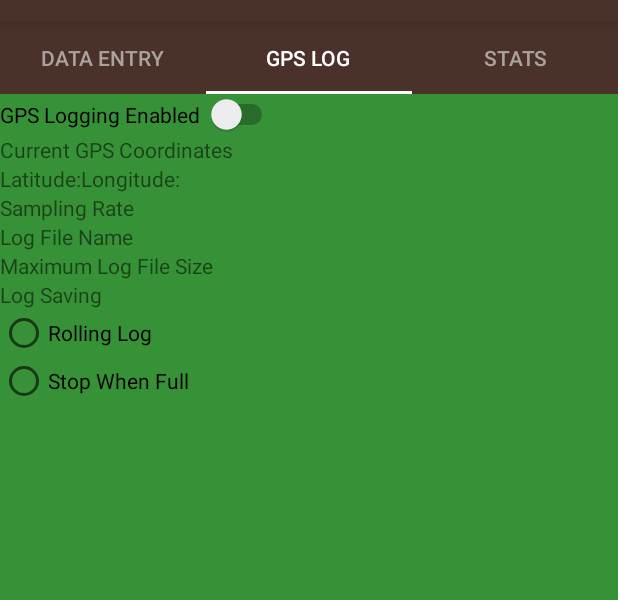
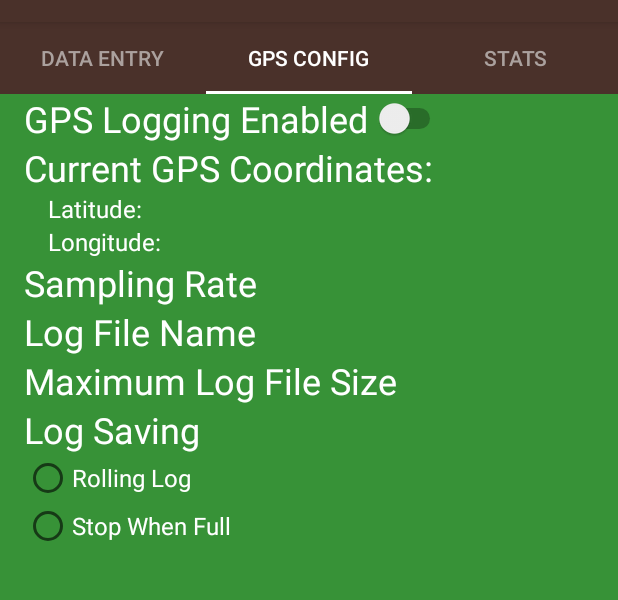
Before and after one commit to jhancock1975/StatsHarvest, an Android app: the screen it shows after launch (MainActivity), tab 2 chosen, on a phone screen of 412 x 824 dp, the part 62-662 px from its top. Run offline under Robolectric (Android 15) with nearby library versions, the light colour scheme and no system bars; 2 statements that could not run were skipped.

Commit message:
style gps config screen

```diff
--- a/app/src/main/java/com/kewlala/statsharvest/ColorsFragment.java
+++ b/app/src/main/java/com/kewlala/statsharvest/ColorsFragment.java
@@ -71,7 +71,6 @@ public class ColorsFragment extends Fragment {
     public void onStop() {
         super.onStop();
         Log.d("colors", "onstop mediaPlayer == " + mediaPlayer);
-        clickListener.releaseMediaPlayer();
 
     }
 }
--- a/app/src/main/java/com/kewlala/statsharvest/DataEntryFragment.java
+++ b/app/src/main/java/com/kewlala/statsharvest/DataEntryFragment.java
@@ -75,7 +75,7 @@ public class DataEntryFragment extends Fragment {
     public void onStop() {
         super.onStop();
         Log.d("numbers", "onstop mediaPlayer == " + mediaPlayer);
-        clickListener.releaseMediaPlayer();
+
 
     }
 }
--- a/app/src/main/java/com/kewlala/statsharvest/GpsLoggerConfigFragment.java
+++ b/app/src/main/java/com/kewlala/statsharvest/GpsLoggerConfigFragment.java
@@ -70,7 +70,7 @@ public class GpsLoggerConfigFragment extends Fragment {
     public void onStop() {
         super.onStop();
         Log.d("familiy", "onstop mediaPlayer == " + mediaPlayer);
-        clickListener.releaseMediaPlayer();
+
 
     }
 
--- a/app/src/main/java/com/kewlala/statsharvest/ListItemClickListener.java
+++ b/app/src/main/java/com/kewlala/statsharvest/ListItemClickListener.java
@@ -33,7 +33,6 @@ public class ListItemClickListener implements OnItemClickListener {
             Log.d("phrases", "audiofocus change i == " +  i);
             switch (i){
                 case AudioManager.AUDIOFOCUS_LOSS:
-                    releaseMediaPlayer();
                     break;
                 case AudioManager.AUDIOFOCUS_LOSS_TRANSIENT:
                 case AudioManager.AUDIOFOCUS_LOSS_TRANSIENT_CAN_DUCK:
@@ -57,14 +56,14 @@ public class ListItemClickListener implements OnItemClickListener {
     private MediaPlayer.OnCompletionListener completionListener = new MediaPlayer.OnCompletionListener() {
         @Override
         public void onCompletion(MediaPlayer mediaPlayer) {
-            releaseMediaPlayer();
+
         }
     };
 
     @Override
     public void onItemClick(AdapterView<?> adapterView, View view, int i, long l) {
         Log.d("numbers", "onCreate.onItemClick");
-        releaseMediaPlayer();
+
         mediaPlayer = MediaPlayer.create(context,
                 words.get(i).getSoundId());
          am = (AudioManager) context.getSystemService(Context.AUDIO_SERVICE);
@@ -82,24 +81,6 @@ public class ListItemClickListener implements OnItemClickListener {
         }
 
     }
-    public void releaseMediaPlayer() {
 
-        Log.d("releaseMediaPlayer", "mediaPlayer == " + mediaPlayer);
-
-        // If the media player is not null, then it may be currently playing a sound.
-        if (mediaPlayer != null) {
-            // Regardless of the current state of the media player, release its resources
-            // because we no longer need it.
-            mediaPlayer.release();
-
-            // Set the media player back to null. For our code, we've decided that
-            // setting the media player to null is an easy way to tell that the media player
-            // is not configured to play an audio file at the moment.
-            mediaPlayer = null;
-        }
-        if (this.am != null){
-            this.am.abandonAudioFocus(afChangeListener);
-        }
-    }
 
 }
--- a/app/src/main/java/com/kewlala/statsharvest/PhraseFragment.java
+++ b/app/src/main/java/com/kewlala/statsharvest/PhraseFragment.java
@@ -76,7 +76,6 @@ public class PhraseFragment extends Fragment {
     public void onStop() {
         super.onStop();
         Log.d("phrases  ", "onstop mediaPlayer == " + mediaPlayer);
-        clickListener.releaseMediaPlayer();
 
     }
 
--- a/app/src/main/res/layout/activity_main.xml
+++ b/app/src/main/res/layout/activity_main.xml
@@ -8,7 +8,7 @@
     android:orientation="vertical"
     tools:context="com.kewlala.statsharvest.MainActivity">
 
-    <!-- Numbers category -->
+    <!-- data entry -->
     <FrameLayout
         android:layout_width="match_parent"
         android:layout_height="wrap_content"
@@ -20,19 +20,20 @@
             android:text="@string/tab_title_data_entry" />
     </FrameLayout>
 
-    <!-- Family category -->
+    <!-- gps configure-->
     <FrameLayout
         android:layout_width="match_parent"
         android:layout_height="wrap_content"
-        android:background="@color/gps_config_layout_background">
+        android:background="@color/gps_config_layout_background"
+        android:theme="@style/NormalTextStyle">
         <TextView
-            android:id="@+id/family"
+            android:id="@+id/gps_config"
             style="@style/CategoryStyle"
             android:background="?android:attr/selectableItemBackground"
             android:text="@string/tab_title_configure_gps_logger" />
     </FrameLayout>
 
-    <!-- Colors category -->
+    <!-- stats -->
     <FrameLayout
         android:layout_width="match_parent"
         android:layout_height="wrap_content"
@@ -43,16 +44,4 @@
             android:background="?android:attr/selectableItemBackground"
             android:text="@string/tab_title_stats" />
     </FrameLayout>
-
-    <!-- Phrases category -->
-    <FrameLayout
-        android:layout_width="match_parent"
-        android:layout_height="wrap_content"
-        android:background="@color/category_phrases">
-        <TextView
-            android:id="@+id/phrases"
-            style="@style/CategoryStyle"
-            android:background="?android:attr/selectableItemBackground"
-            android:text="@string/category_phrases" />
-    </FrameLayout>
 </LinearLayout>
--- a/app/src/main/res/layout/gps_config_layout.xml
+++ b/app/src/main/res/layout/gps_config_layout.xml
@@ -3,38 +3,42 @@
     android:id="@+id/layout_gps_config_fragment_wrapper"
     android:layout_width="match_parent"
     android:layout_height="match_parent"
-    android:orientation="vertical">
+    android:paddingLeft="16dp"
+    android:paddingBottom="8dp"
+    android:orientation="vertical"
+    android:theme="@style/HeadingTextStyle">
 
     <Switch
         android:id="@+id/switch_gps_logging"
         android:layout_width="wrap_content"
         android:layout_height="wrap_content"
         android:switchPadding="4dp"
-        android:text="GPS Logging Enabled" />
+        style="@style/HeadingTextStyle"
+        android:text="@string/gps_logging_enabled" />
 
     <TextView
         android:layout_width="wrap_content"
         android:layout_height="wrap_content"
-        android:text="Current GPS Coordinates" />
+        android:text="@string/current_gps_coordinates" />
 
-    <LinearLayout
-        android:layout_width="wrap_content"
-        android:layout_height="wrap_content">
 
     <LinearLayout
         android:layout_width="wrap_content"
         android:layout_height="wrap_content"
+        android:paddingLeft="16dp"
         android:orientation="horizontal">
 
         <TextView
             android:layout_width="wrap_content"
             android:layout_height="wrap_content"
-                android:text="Latitude:" />
+            style="@style/NormalTextStyle"
+            android:text="@string/latitude" />
 
         <TextView
             android:id="@+id/layout_latitude_value"
             android:layout_width="wrap_content"
-                android:layout_height="wrap_content"/>
+            style="@style/NormalTextStyle"
+            android:layout_height="wrap_content" />
 
     </LinearLayout>
 
@@ -42,41 +46,43 @@
     <LinearLayout
         android:layout_width="wrap_content"
         android:layout_height="wrap_content"
+        android:paddingLeft="16dp"
         android:orientation="horizontal">
 
         <TextView
             android:layout_width="wrap_content"
             android:layout_height="wrap_content"
-                android:text="Longitude:" />
+            style="@style/NormalTextStyle"
+            android:text="@string/longitude" />
 
         <TextView
             android:id="@+id/layout_longitude_value"
             android:layout_width="wrap_content"
-                android:layout_height="wrap_content"/>
+            style="@style/NormalTextStyle"
+            android:layout_height="wrap_content" />
 
     </LinearLayout>
 
-    </LinearLayout>
 
     <TextView
         android:layout_width="wrap_content"
         android:layout_height="wrap_content"
-        android:text="Sampling Rate" />
+        android:text="@string/sampling_rate" />
 
     <TextView
         android:layout_width="wrap_content"
         android:layout_height="wrap_content"
-        android:text="Log File Name" />
+        android:text="@string/log_file_name" />
 
     <TextView
         android:layout_width="wrap_content"
         android:layout_height="wrap_content"
-        android:text="Maximum Log File Size" />
+        android:text="@string/maximum_log_file_size" />
 
     <TextView
         android:layout_width="wrap_content"
         android:layout_height="wrap_content"
-        android:text="Log Saving" />
+        android:text="@string/log_saving" />
 
     <RadioGroup
         android:layout_width="wrap_content"
@@ -84,13 +90,15 @@
         android:orientation="vertical">
 
         <RadioButton
+            style="@style/NormalTextStyle"
             android:layout_width="wrap_content"
             android:layout_height="wrap_content"
-            android:text="Rolling Log" />
+            android:text="@string/rolling_log" />
 
         <RadioButton
+            style="@style/NormalTextStyle"
             android:layout_width="wrap_content"
             android:layout_height="wrap_content"
-            android:text="Stop When Full" />
+            android:text="@string/stop_when_full" />
     </RadioGroup>
 </LinearLayout>
--- a/app/src/main/res/values-w820dp/strings.xml
+++ b/app/src/main/res/values-w820dp/strings.xml
@@ -3,4 +3,13 @@
     <string name="menu_save_text">Save</string>
     <string name="toolbar_file_name">test-file-name</string>
     <string name="menu_file_actions_title">File</string>
+    <string name="gps_logging_enabled">GPS Logging Enabled</string>
+    <string name="current_gps_coordinates">Current GPS Coordinates</string>
+    <string name="longitude">Longitude:</string>
+    <string name="sampling_rate">Sampling Rate</string>
+    <string name="log_file_name">Log File Name</string>
+    <string name="maximum_log_file_size">Maximum Log File Size</string>
+    <string name="log_saving">Log Saving</string>
+    <string name="rolling_log">Rolling Log</string>
+    <string name="stop_when_full">Stop When Full</string>
 </resources>
--- a/app/src/main/res/values/strings.xml
+++ b/app/src/main/res/values/strings.xml
@@ -26,7 +26,7 @@
     <string name="tab_title_data_entry">Data Entry</string>
 
     <!-- Category name for the GPS logger [CHAR LIMIT=20] -->
-    <string name="tab_title_configure_gps_logger">GPS Log</string>
+    <string name="tab_title_configure_gps_logger">GPS Config</string>
 
     <string name="menu_save_text">Save</string>
     <string name="menu_new_file_text">New</string>
@@ -35,5 +35,15 @@
 
     <string name="menu_title_categorical_data">Categorical</string>
     <string name="menu_title_quantitative_data">Quantitative</string>
+    <string name="gps_logging_enabled">GPS Logging Enabled</string>
+    <string name="current_gps_coordinates">Current GPS Coordinates:</string>
+    <string name="latitude">Latitude:</string>
+    <string name="longitude">Longitude:</string>
+    <string name="sampling_rate">Sampling Rate</string>
+    <string name="log_file_name">Log File Name</string>
+    <string name="maximum_log_file_size">Maximum Log File Size</string>
+    <string name="log_saving">Log Saving</string>
+    <string name="rolling_log">Rolling Log</string>
+    <string name="stop_when_full">Stop When Full</string>
 
 </resources>
--- a/app/src/main/res/values/styles.xml
+++ b/app/src/main/res/values/styles.xml
@@ -30,7 +30,24 @@
         <item name="android:textColor">@android:color/white</item>
         <item name="android:textStyle">bold</item>
         <item name="android:textAppearance">?android:textAppearanceMedium</item>
+    </style>
 
+    <!-- Style for a reegular items on screen-->
+    <style name="NormalTextStyle">
+        <item name="android:layout_width">match_parent</item>
+        <item name="android:layout_height">@dimen/list_item_height</item>
+        <item name="android:textSize">16sp</item>
+        <item name="android:textColor">@android:color/white</item>
+        <item name="android:textAppearance">?android:textAppearanceMedium</item>
+    </style>
+
+    <!-- Style for headdings on gps config screen-->
+    <style name="HeadingTextStyle">
+        <item name="android:layout_width">match_parent</item>
+        <item name="android:layout_height">@dimen/list_item_height</item>
+        <item name="android:textSize">24sp</item>
+        <item name="android:textColor">@android:color/white</item>
+        <item name="android:textAppearance">?android:textAppearanceMedium</item>
     </style>
 
     <style name="ToolBarStyle" parent="Theme.AppCompat">
```
Lines whose indentation alone changed are shown as unchanged.
